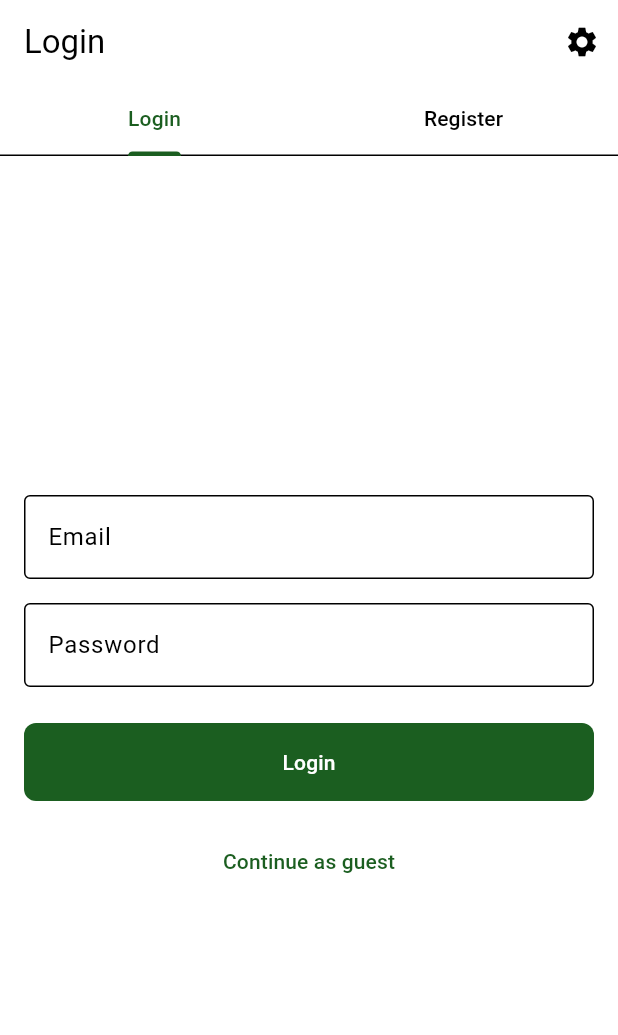
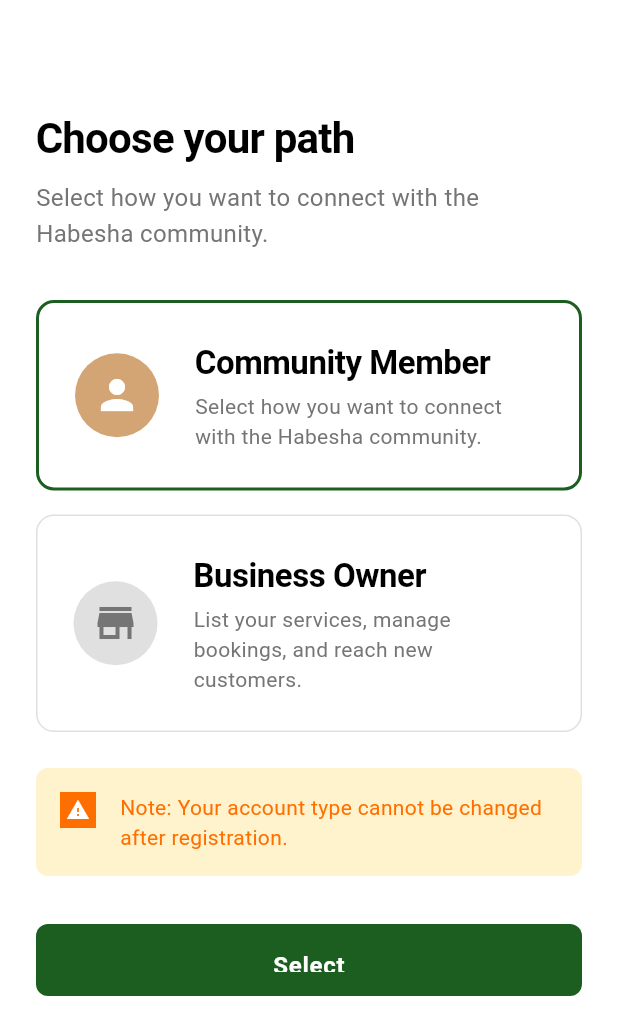
Before and after one commit to Qmem-Tech/Habra-Mobile-App, a Flutter app: the screen it shows after launch, after a tap on the "close" icon, on a phone screen of 412 x 824 dp. Shown: the top 1035 px of the screen. Run offline on Flutter 3.47's test engine with Material 3 defaults, Android fonts, the phone set to English and light mode, and no system bars; our stand-ins replace cloud_firestore, connectivity_plus, dartz, dio, equatable, firebase_auth and 9 more; accounts and stored records are empty; project files that could hold a hidden picture were left out.

Commit message:
feat: user and buisness owner places

````diff
--- /dev/null
+++ b/lib/core/theme/app_fonts.dart
@@ -0,0 +1,130 @@
+import 'package:flutter/material.dart';
+
+/// Central font configuration for the app
+///
+/// This class provides a single source of truth for all font families.
+/// To change the app font, update the [fontFamily] constant below.
+class AppFonts {
+  AppFonts._(); // Private constructor to prevent instantiation
+
+  // ==================== Font Family ====================
+  /// Central font family for the entire app
+  ///
+  /// Change this value to update the font across the entire app.
+  /// To use a custom font file:
+  /// 1. Add font files to assets/fonts/
+  /// 2. Declare them in pubspec.yaml
+  /// 3. Set fontFamily to the family name from pubspec.yaml
+  /// If null, uses the default system font
+  static const String? fontFamily = null;
+
+  // ==================== Text Theme Configuration ====================
+  /// Get the primary text theme
+  ///
+  /// Returns Flutter's default text theme with optional custom font family
+  static TextTheme getTextTheme() {
+    return TextTheme(
+      displayLarge: TextStyle(fontFamily: fontFamily),
+      displayMedium: TextStyle(fontFamily: fontFamily),
+      displaySmall: TextStyle(fontFamily: fontFamily),
+      headlineLarge: TextStyle(fontFamily: fontFamily),
+      headlineMedium: TextStyle(fontFamily: fontFamily),
+      headlineSmall: TextStyle(fontFamily: fontFamily),
+      titleLarge: TextStyle(fontFamily: fontFamily),
+      titleMedium: TextStyle(fontFamily: fontFamily),
+      titleSmall: TextStyle(fontFamily: fontFamily),
+      bodyLarge: TextStyle(fontFamily: fontFamily),
+      bodyMedium: TextStyle(fontFamily: fontFamily),
+      bodySmall: TextStyle(fontFamily: fontFamily),
+      labelLarge: TextStyle(fontFamily: fontFamily),
+      labelMedium: TextStyle(fontFamily: fontFamily),
+      labelSmall: TextStyle(fontFamily: fontFamily),
+    );
+  }
+
+  /// Get a TextStyle with the app's font family
+  ///
+  /// Example usage:
+  /// ```dart
+  /// Text('Hello', style: AppFonts.getTextStyle(fontSize: 16))
+  /// ```
+  static TextStyle getTextStyle({
+    double? fontSize,
+    FontWeight? fontWeight,
+    Color? color,
+    double? letterSpacing,
+    double? height,
+    FontStyle? fontStyle,
+  }) {
+    return TextStyle(
+      fontFamily: fontFamily,
+      fontSize: fontSize,
+      fontWeight: fontWeight,
+      color: color,
+      letterSpacing: letterSpacing,
+      height: height,
+      fontStyle: fontStyle,
+    );
+  }
+
+  // ==================== Predefined Text Styles ====================
+
+  /// Large title style (for onboarding, headers)
+  static TextStyle largeTitle({Color? color}) {
+    return getTextStyle(
+      fontSize: 28,
+      fontWeight: FontWeight.bold,
+      color: color,
+      letterSpacing: -0.5,
+    );
+  }
+
+  /// Medium title style
+  static TextStyle mediumTitle({Color? color}) {
+    return getTextStyle(
+      fontSize: 22,
+      fontWeight: FontWeight.w600,
+      color: color,
+      letterSpacing: -0.3,
+    );
+  }
+
+  /// Body text style
+  static TextStyle body({Color? color}) {
+    return getTextStyle(
+      fontSize: 16,
+      fontWeight: FontWeight.normal,
+      color: color,
+      height: 1.5,
+    );
+  }
+
+  /// Body text style (small)
+  static TextStyle bodySmall({Color? color}) {
+    return getTextStyle(
+      fontSize: 14,
+      fontWeight: FontWeight.normal,
+      color: color,
+      height: 1.4,
+    );
+  }
+
+  /// Button text style
+  static TextStyle button({Color? color}) {
+    return getTextStyle(
+      fontSize: 16,
+      fontWeight: FontWeight.w600,
+      color: color,
+      letterSpacing: 0.5,
+    );
+  }
+
+  /// Caption text style
+  static TextStyle caption({Color? color}) {
+    return getTextStyle(
+      fontSize: 12,
+      fontWeight: FontWeight.normal,
+      color: color,
+    );
+  }
+}
--- a/lib/features/auth/presentation/pages/login_page.dart
+++ b/lib/features/auth/presentation/pages/login_page.dart
@@ -11,7 +11,9 @@ import '../../../home/presentation/pages/admin_home_page.dart';
 import '../../../home/presentation/pages/guest_home_page.dart';
 
 class LoginPage extends StatelessWidget {
-  const LoginPage({super.key});
+  final UserRole? selectedRole;
+
+  const LoginPage({super.key, this.selectedRole});
 
   @override
   Widget build(BuildContext context) {
@@ -57,7 +59,7 @@ class LoginPage extends StatelessWidget {
             return TabBarView(
               children: [
                 const LoginForm(),
-                const RegisterForm(),
+                RegisterForm(initialRole: selectedRole),
               ],
             );
           },
@@ -179,7 +181,9 @@ class _LoginFormState extends State<LoginForm> {
 }
 
 class RegisterForm extends StatefulWidget {
-  const RegisterForm({super.key});
+  final UserRole? initialRole;
+
+  const RegisterForm({super.key, this.initialRole});
 
   @override
   State<RegisterForm> createState() => _RegisterFormState();
@@ -190,7 +194,13 @@ class _RegisterFormState extends State<RegisterForm> {
   final _emailController = TextEditingController();
   final _passwordController = TextEditingController();
   final _formKey = GlobalKey<FormState>();
-  UserRole _selectedRole = UserRole.customer;
+  late UserRole _selectedRole;
+
+  @override
+  void initState() {
+    super.initState();
+    _selectedRole = widget.initialRole ?? UserRole.customer;
+  }
 
   @override
   void dispose() {
--- /dev/null
+++ b/lib/features/choose_path/presentation/bloc/choose_path_cubit.dart
@@ -0,0 +1,18 @@
+import 'package:flutter_bloc/flutter_bloc.dart';
+import '../../../auth/domain/entities/user.dart';
+import 'choose_path_state.dart';
+
+/// Cubit for managing the choose path feature
+class ChoosePathCubit extends Cubit<ChoosePathState> {
+  ChoosePathCubit() : super(const ChoosePathInitial());
+
+  /// Select a user role
+  void selectRole(UserRole role) {
+    emit(ChoosePathSelected(role));
+  }
+
+  /// Reset selection
+  void reset() {
+    emit(const ChoosePathInitial());
+  }
+}
--- /dev/null
+++ b/lib/features/choose_path/presentation/bloc/choose_path_state.dart
@@ -0,0 +1,25 @@
+import 'package:equatable/equatable.dart';
+import '../../../auth/domain/entities/user.dart';
+
+/// States for the Choose Path feature
+abstract class ChoosePathState extends Equatable {
+  const ChoosePathState();
+
+  @override
+  List<Object?> get props => [];
+}
+
+/// Initial state - no role selected
+class ChoosePathInitial extends ChoosePathState {
+  const ChoosePathInitial();
+}
+
+/// A role has been selected
+class ChoosePathSelected extends ChoosePathState {
+  final UserRole selectedRole;
+
+  const ChoosePathSelected(this.selectedRole);
+
+  @override
+  List<Object?> get props => [selectedRole];
+}
--- /dev/null
+++ b/lib/features/choose_path/presentation/pages/choose_path_page.dart
@@ -0,0 +1,237 @@
+import 'package:flutter/material.dart';
+import 'package:flutter_bloc/flutter_bloc.dart';
+import '../../../../core/resources/app_resources.dart';
+import '../../../../core/theme/app_colors.dart';
+import '../../../../core/theme/app_fonts.dart';
+import '../../../auth/domain/entities/user.dart';
+import '../../../auth/presentation/pages/login_page.dart';
+import '../bloc/choose_path_cubit.dart';
+
+class ChoosePathPage extends StatelessWidget {
+  const ChoosePathPage({super.key});
+
+  @override
+  Widget build(BuildContext context) {
+    return BlocProvider(
+      create: (_) => ChoosePathCubit(),
+      child: const _ChoosePathView(),
+    );
+  }
+}
+
+class _ChoosePathView extends StatefulWidget {
+  const _ChoosePathView();
+
+  @override
+  State<_ChoosePathView> createState() => _ChoosePathViewState();
+}
+
+class _ChoosePathViewState extends State<_ChoosePathView> {
+  UserRole? _selectedRole = UserRole.customer; // Default to Community Member
+
+  void _onRoleSelected(UserRole role) {
+    setState(() {
+      _selectedRole = role;
+    });
+  }
+
+  void _onSelect() {
+    if (_selectedRole != null) {
+      Navigator.of(context).pushReplacement(
+        MaterialPageRoute(
+          builder: (_) => LoginPage(selectedRole: _selectedRole),
+        ),
+      );
+    }
+  }
+
+  @override
+  Widget build(BuildContext context) {
+    return Scaffold(
+      backgroundColor: AppColors.backgroundWhite,
+      appBar: AppBar(
+        backgroundColor: AppColors.backgroundWhite,
+        elevation: 0,
+        automaticallyImplyLeading: false,
+      ),
+      body: SafeArea(
+        child: SingleChildScrollView(
+          padding: const EdgeInsets.symmetric(
+            horizontal: AppResources.spacingL,
+            vertical: AppResources.spacingM,
+          ),
+          child: Column(
+            crossAxisAlignment: CrossAxisAlignment.start,
+            children: [
+              // Title
+              Text(
+                'Choose your path',
+                style: AppFonts.largeTitle(color: AppColors.textPrimary),
+              ),
+              const SizedBox(height: AppResources.spacingS),
+
+              // Description
+              Text(
+                'Select how you want to connect with the Habesha community.',
+                style: AppFonts.body(color: AppColors.textSecondary),
+              ),
+              const SizedBox(height: AppResources.spacingXL),
+
+              // Community Member Card
+              _buildRoleCard(
+                role: UserRole.customer,
+                title: 'Community Member',
+                description: 'Select how you want to connect with the Habesha community.',
+                icon: Icons.person,
+                isSelected: _selectedRole == UserRole.customer,
+                onTap: () => _onRoleSelected(UserRole.customer),
+              ),
+              const SizedBox(height: AppResources.spacingM),
+
+              // Business Owner Card
+              _buildRoleCard(
+                role: UserRole.businessOwner,
+                title: 'Business Owner',
+                description: 'List your services, manage bookings, and reach new customers.',
+                icon: Icons.store,
+                isSelected: _selectedRole == UserRole.businessOwner,
+                onTap: () => _onRoleSelected(UserRole.businessOwner),
+              ),
+              const SizedBox(height: AppResources.spacingL),
+
+              // Warning Note
+              _buildWarningNote(),
+              const SizedBox(height: AppResources.spacingXL),
+
+              // Select Button
+              SizedBox(
+                width: double.infinity,
+                height: AppResources.buttonHeightM,
+                child: ElevatedButton(
+                  onPressed: _selectedRole != null ? _onSelect : null,
+                  style: ElevatedButton.styleFrom(
+                    backgroundColor: AppColors.brandPrimary,
+                    foregroundColor: AppColors.textOnPrimary,
+                    disabledBackgroundColor: AppColors.backgroundGrey,
+                    disabledForegroundColor: AppColors.textTertiary,
+                    elevation: 0,
+                    shape: RoundedRectangleBorder(
+                      borderRadius: BorderRadius.circular(AppResources.radiusM),
+                    ),
+                  ),
+                  child: Text(
+                    'Select',
+                    style: AppFonts.button(color: AppColors.textOnPrimary),
+                  ),
+                ),
+              ),
+            ],
+          ),
+        ),
+      ),
+    );
+  }
+
+  Widget _buildRoleCard({
+    required UserRole role,
+    required String title,
+    required String description,
+    required IconData icon,
+    required bool isSelected,
+    required VoidCallback onTap,
+  }) {
+    final borderColor = isSelected ? AppColors.brandPrimary : AppColors.backgroundGrey;
+    final iconBackgroundColor = isSelected ? AppColors.brandSecondary : AppColors.backgroundGrey;
+    final iconColor = isSelected ? AppColors.textOnPrimary : AppColors.textSecondary;
+
+    return InkWell(
+      onTap: onTap,
+      borderRadius: BorderRadius.circular(AppResources.radiusL),
+      child: Container(
+        padding: const EdgeInsets.all(AppResources.spacingL),
+        decoration: BoxDecoration(
+          border: Border.all(
+            color: borderColor,
+            width: isSelected ? 2 : 1,
+          ),
+          borderRadius: BorderRadius.circular(AppResources.radiusL),
+          color: AppColors.backgroundWhite,
+        ),
+        child: Row(
+          children: [
+            // Icon
+            Container(
+              width: 56,
+              height: 56,
+              decoration: BoxDecoration(
+                color: iconBackgroundColor,
+                shape: BoxShape.circle,
+              ),
+              child: Icon(
+                icon,
+                color: iconColor,
+                size: AppResources.iconSizeL,
+              ),
+            ),
+            const SizedBox(width: AppResources.spacingL),
+            // Text content
+            Expanded(
+              child: Column(
+                crossAxisAlignment: CrossAxisAlignment.start,
+                children: [
+                  Text(
+                    title,
+                    style: AppFonts.mediumTitle(color: AppColors.textPrimary),
+                  ),
+                  const SizedBox(height: AppResources.spacingXS),
+                  Text(
+                    description,
+                    style: AppFonts.bodySmall(color: AppColors.textSecondary),
+                  ),
+                ],
+              ),
+            ),
+          ],
+        ),
+      ),
+    );
+  }
+
+  Widget _buildWarningNote() {
+    return Container(
+      padding: const EdgeInsets.all(AppResources.spacingM),
+      decoration: BoxDecoration(
+        color: const Color(0xFFFFF3CD), // Light yellow background
+        borderRadius: BorderRadius.circular(AppResources.radiusM),
+      ),
+      child: Row(
+        crossAxisAlignment: CrossAxisAlignment.start,
+        children: [
+          // Warning icon - styled as triangle-like
+          Container(
+            width: 24,
+            height: 24,
+            decoration: const BoxDecoration(
+              color: Color(0xFFFF6F00), // Dark orange
+            ),
+            child: const Icon(
+              Icons.warning,
+              color: Colors.white,
+              size: 16,
+            ),
+          ),
+          const SizedBox(width: AppResources.spacingM),
+          // Warning text
+          Expanded(
+            child: Text(
+              'Note: Your account type cannot be changed after registration.',
+              style: AppFonts.bodySmall(
+                color: const Color(0xFFFF6F00), // Dark orange text
+              ),
+            ),
+          ),
+        ],
+      ),
+    );
+  }
+}
--- a/lib/features/onboarding/presentation/pages/onboarding_page.dart
+++ b/lib/features/onboarding/presentation/pages/onboarding_page.dart
@@ -7,7 +7,7 @@ import '../../../../l10n/app_localizations.dart';
 import '../bloc/onboarding_cubit.dart';
 import '../bloc/onboarding_state.dart';
 import '../../domain/entities/onboarding_page_data.dart';
-import '../../../auth/presentation/pages/login_page.dart';
+import '../../../choose_path/presentation/pages/choose_path_page.dart';
 
 class OnboardingPage extends StatefulWidget {
   const OnboardingPage({super.key});
@@ -79,7 +79,7 @@ class _OnboardingPageState extends State<OnboardingPage> {
       listener: (context, state) {
         if (state is OnboardingCompleted) {
           Navigator.of(context).pushReplacement(
-            MaterialPageRoute(builder: (_) => const LoginPage()),
+            MaterialPageRoute(builder: (_) => const ChoosePathPage()),
           );
         } else if (state is OnboardingError) {
           ScaffoldMessenger.of(context).showSnackBar(
````
Also changed, not shown: 1 other file.
